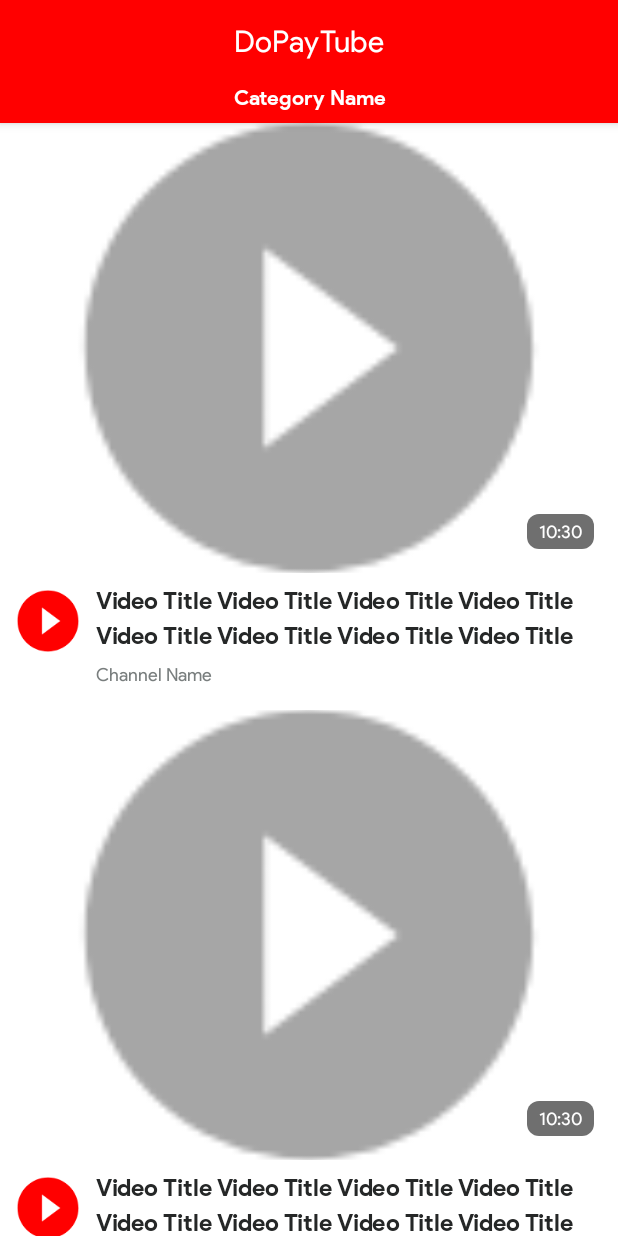
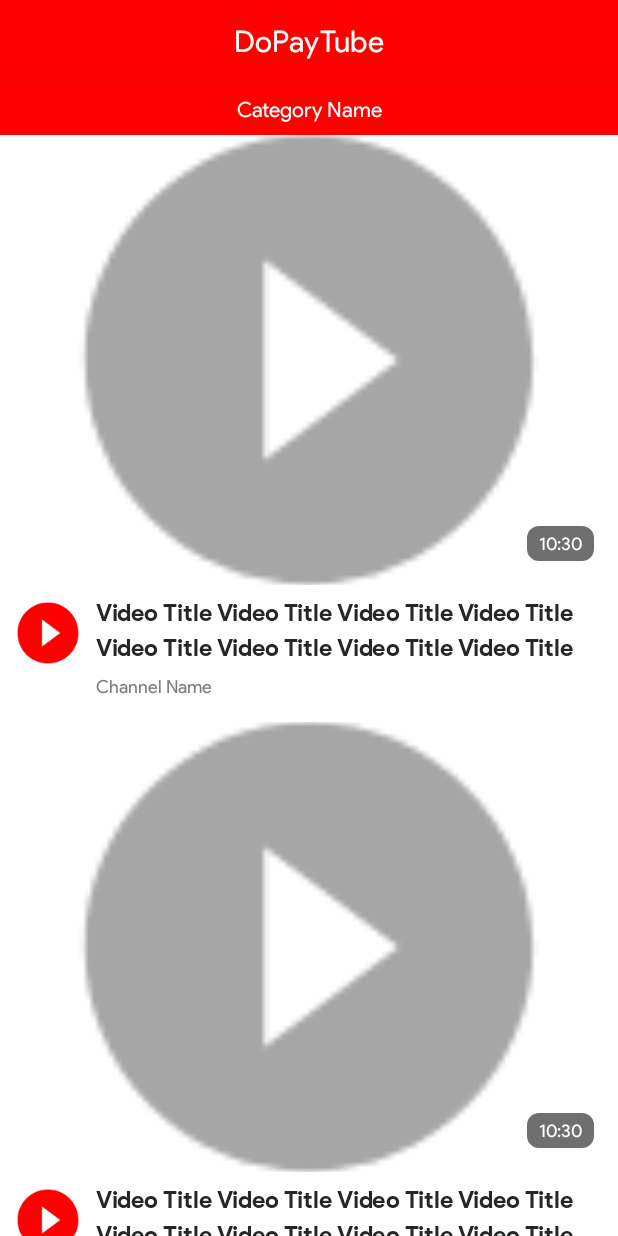
Before and after one commit to RahulSDeshpande/do-play-tube-android, an Android app: the layout fragment_videos.xml on its own in the app's theme, with its tools: preview values and no code run, on a phone screen of 412 x 824 dp. Run offline under Robolectric (Android 15) with nearby library versions, the phone set to English and light mode, and no system bars.

Commit message:
Optimize layout

```diff
--- a/app/src/main/java/com/rahulografy/yapodyt/ui/main/videos/fragment/VideosFragment.kt
+++ b/app/src/main/java/com/rahulografy/yapodyt/ui/main/videos/fragment/VideosFragment.kt
@@ -77,8 +77,7 @@ class VideosFragment :
                 lifecycleOwner = this,
                 observer = { videoCategoryItems ->
                     if (videoCategoryItems.isNotNullOrEmpty()) {
-                        vdb.textViewVideosCategory.text =
-                            mainActivityViewModel.videoCategoryItem?.snippet?.title
+                        updateCategoryHeader()
                         vm.getVideos(
                             force = true,
                             videoCategoryId = getVideoCategoryId()
@@ -94,6 +93,7 @@ class VideosFragment :
             .observe(
                 lifecycleOwner = this,
                 observer = {
+                    updateCategoryHeader()
                     vm.getVideos(
                         force = true,
                         videoCategoryId = getVideoCategoryId()
@@ -108,6 +108,11 @@ class VideosFragment :
                     initVideosRecyclerView(videoItems = videoItems)
                 }
             )
+    }
+
+    private fun updateCategoryHeader() {
+        vdb.textViewVideosCategory.text =
+            mainActivityViewModel.videoCategoryItem?.snippet?.title
     }
 
     private fun getVideos() {
--- a/app/src/main/res/layout/fragment_videos.xml
+++ b/app/src/main/res/layout/fragment_videos.xml
@@ -31,9 +31,26 @@
                     android:layout_width="match_parent"
                     android:layout_height="?actionBarSize"
                     android:background="@color/colorPrimary"
+                    app:elevation="0dp"
                     app:title="@string/app_name"
                     app:titleCentered="true"
                     app:titleTextColor="@color/default_text_color_white" />
+
+                <androidx.appcompat.widget.AppCompatTextView
+                    android:id="@+id/text_view_videos_category"
+                    android:layout_width="match_parent"
+                    android:layout_height="wrap_content"
+                    android:background="@color/colorPrimary"
+                    android:elevation="4dp"
+                    android:ellipsize="end"
+                    android:gravity="center"
+                    android:maxLines="2"
+                    android:padding="@dimen/space_small"
+                    android:textColor="@color/default_text_color_white"
+                    android:textSize="@dimen/text_small"
+                    app:layout_constraintEnd_toEndOf="parent"
+                    app:layout_constraintTop_toTopOf="parent"
+                    tools:text="Category Name" />
 
             </com.google.android.material.appbar.AppBarLayout>
 
@@ -49,29 +66,10 @@
                 android:layout_width="match_parent"
                 android:layout_height="match_parent">
 
-                <androidx.appcompat.widget.AppCompatTextView
-                    android:id="@+id/text_view_videos_category"
-                    android:layout_width="match_parent"
-                    android:layout_height="wrap_content"
-                    android:background="@color/colorPrimary"
-                    android:elevation="4dp"
-                    android:ellipsize="end"
-                    android:fontFamily="@font/sans_bold"
-                    android:gravity="center"
-                    android:maxLines="2"
-                    android:paddingBottom="@dimen/space_small"
-                    android:textColor="@color/default_text_color_white"
-                    android:textSize="@dimen/text_small"
-                    app:layout_constraintEnd_toEndOf="parent"
-                    app:layout_constraintTop_toTopOf="parent"
-                    tools:text="Category Name" />
-
                 <androidx.recyclerview.widget.RecyclerView
                     android:id="@+id/recycler_view_videos"
                     android:layout_width="match_parent"
-                    android:layout_height="0dp"
-                    app:layout_constraintBottom_toBottomOf="parent"
-                    app:layout_constraintTop_toBottomOf="@+id/text_view_videos_category"
+                    android:layout_height="match_parent"
                     tools:itemCount="3"
                     tools:listitem="@layout/item_video" />
 
```
